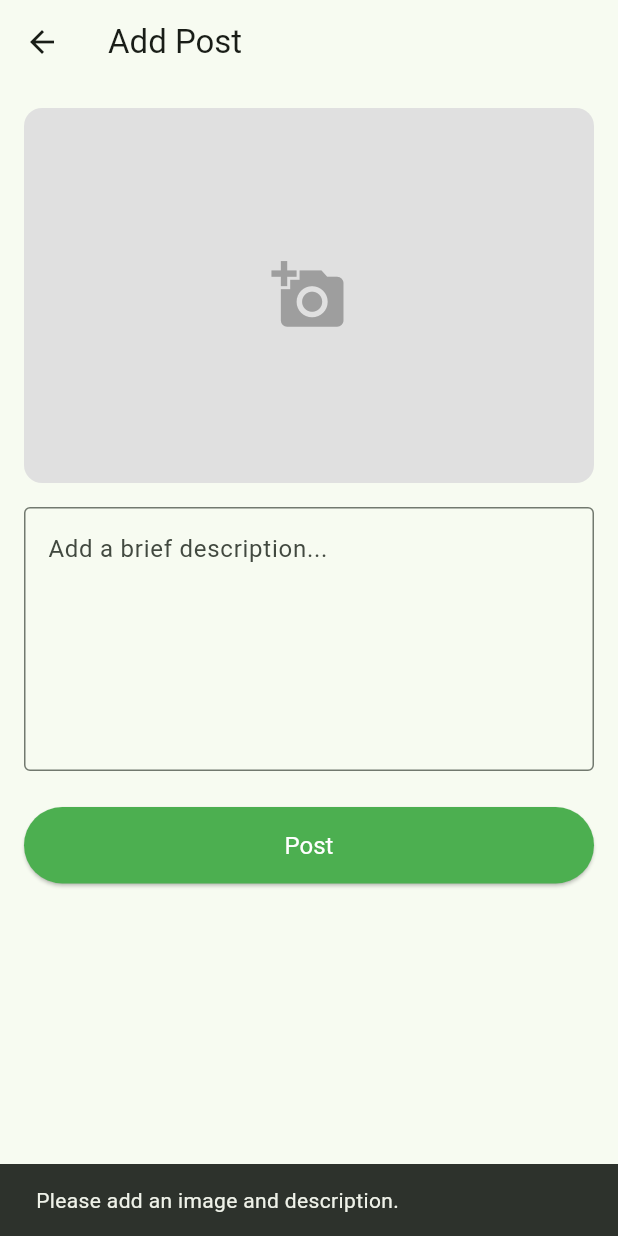
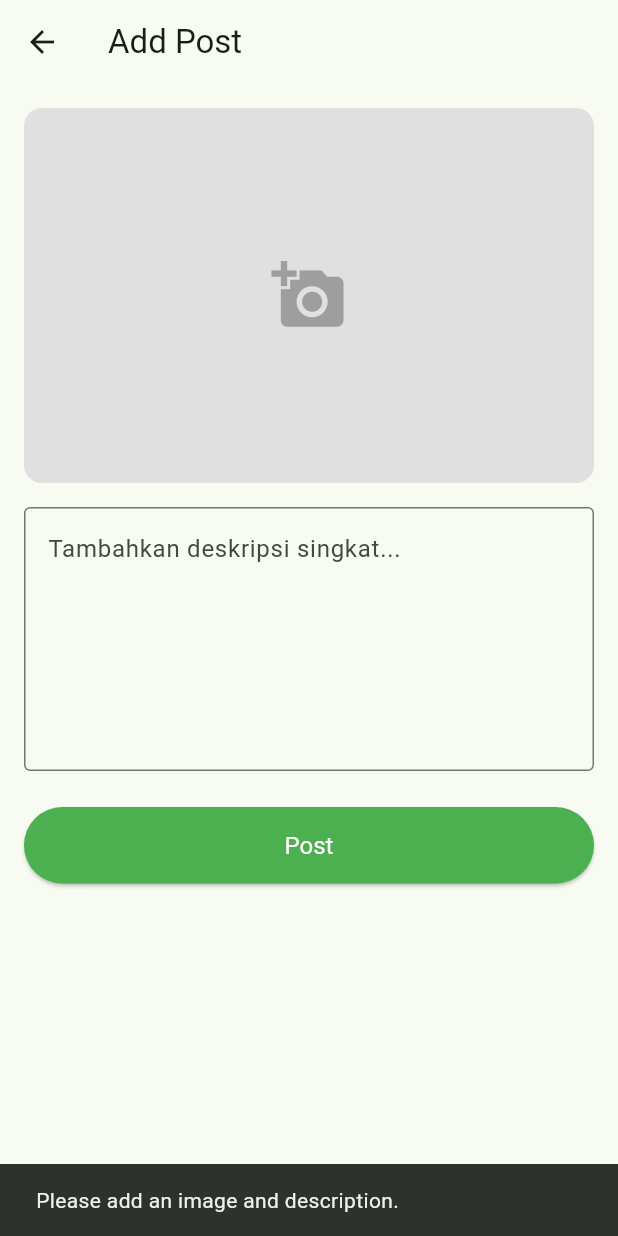
Before and after one commit to adhfac/fasum1, a Flutter app: the AddPostScreen screen opened directly, after a tap on "Post", on a phone screen of 412 x 824 dp. Run offline on Flutter 3.47's test engine with Material 3 defaults, Android fonts, the light colour scheme and no system bars; our stand-ins replace cloud_firestore, firebase_auth, firebase_core, firebase_messaging, flutter_image_compress, flutter_local_notifications and 4 more; accounts and stored records are empty.

Commit message:
Update add_post_screen.dart

```diff
--- a/lib/screens/add_post_screen.dart
+++ b/lib/screens/add_post_screen.dart
@@ -204,6 +204,7 @@ class _AddPostScreenState extends State<AddPostScreen> {
   }
 
   Future<void> _getLocation() async {
+    final loc = AppLocalizations.of(context);
     try {
       bool serviceEnabled = await Geolocator.isLocationServiceEnabled();
       if (!serviceEnabled) {
@@ -219,7 +220,7 @@ class _AddPostScreenState extends State<AddPostScreen> {
         if (permission == LocationPermission.deniedForever ||
             permission == LocationPermission.denied) {
           ScaffoldMessenger.of(context).showSnackBar(
-            SnackBar(content: Text('Location permissions are denied.')),
+            SnackBar(content: Text(loc.locationPermissionsDenied)),
           );
           return;
         }
@@ -236,7 +237,7 @@ class _AddPostScreenState extends State<AddPostScreen> {
     } catch (e) {
       debugPrint('Failed to retrieve location: $e');
       ScaffoldMessenger.of(context).showSnackBar(
-        SnackBar(content: Text('Failed to retrieve location: $e')),
+        SnackBar(content: Text(loc.failedToRetrieveLocation(e.toString()))),
       );
       setState(() {
         _latitude = null;
@@ -246,6 +247,7 @@ class _AddPostScreenState extends State<AddPostScreen> {
   }
 
   Future<void> sendNotificationToTopic(String body, String senderName) async {
+    final loc = AppLocalizations.of(context);
     final url = Uri.parse('https://cloudmes.vercel.app/send-to-topic');
     final response = await http.post(
       url,
@@ -262,20 +264,25 @@ class _AddPostScreenState extends State<AddPostScreen> {
 
     if (response.statusCode == 200) {
       if (mounted) {
-        ScaffoldMessenger.of(context).showSnackBar(
-          SnackBar(content: Text('✅ Notifikasi berhasil dikirim')),
-        );
+        ScaffoldMessenger.of(
+          context,
+        ).showSnackBar(SnackBar(content: Text(loc.notificationSent)));
       }
     } else {
       if (mounted) {
         ScaffoldMessenger.of(context).showSnackBar(
-          SnackBar(content: Text('❌ Gagal kirim notifikasi: ${response.body}')),
+          SnackBar(
+            content: Text(
+              AppLocalizations.of(context).notificationFailed(response.body),
+            ),
+          ),
         );
       }
     }
   }
 
   Future<void> _submitPost() async {
+    final loc = AppLocalizations.of(context);
     if (_base64Image == null || _descriptionController.text.isEmpty) {
       ScaffoldMessenger.of(context).showSnackBar(
         SnackBar(content: Text('Please add an image and description.')),
@@ -290,9 +297,9 @@ class _AddPostScreenState extends State<AddPostScreen> {
 
     if (uid == null) {
       setState(() => _isUploading = false);
-      ScaffoldMessenger.of(context).showSnackBar(
-        SnackBar(content: Text('User not found. Please sign in.')),
-      );
+      ScaffoldMessenger.of(
+        context,
+      ).showSnackBar(SnackBar(content: Text(loc.noUserFound)));
       return;
     }
 
@@ -326,9 +333,9 @@ class _AddPostScreenState extends State<AddPostScreen> {
       debugPrint('Upload failed: $e');
       if (!mounted) return;
       setState(() => _isUploading = false);
-      ScaffoldMessenger.of(
-        context,
-      ).showSnackBar(SnackBar(content: Text('Failed to upload the post: $e')));
+      ScaffoldMessenger.of(context).showSnackBar(
+        SnackBar(content: Text(loc.failedToUploadPost(e.toString()))),
+      );
     } finally {
       if (mounted) {
         setState(() => _isUploading = false);
@@ -337,6 +344,7 @@ class _AddPostScreenState extends State<AddPostScreen> {
   }
 
   void _showImageSourceDialog() {
+    final loc = AppLocalizations.of(context);
     showModalBottomSheet(
       context: context,
       builder: (BuildContext context) {
@@ -353,7 +361,7 @@ class _AddPostScreenState extends State<AddPostScreen> {
               ),
               ListTile(
                 leading: const Icon(Icons.photo_library),
-                title: const Text('Choose from gallery'),
+                title: Text(loc.chooseFromGallery),
                 onTap: () {
                   Navigator.pop(context);
                   _pickImage(ImageSource.gallery);
@@ -373,6 +381,7 @@ class _AddPostScreenState extends State<AddPostScreen> {
 
   @override
   Widget build(BuildContext context) {
+    final loc = AppLocalizations.of(context);
     return Scaffold(
       appBar: AppBar(title: Text('Add Post')),
       body: SingleChildScrollView(
@@ -464,7 +473,7 @@ class _AddPostScreenState extends State<AddPostScreen> {
                     if (_image != null)
                       IconButton(
                         icon: const Icon(Icons.refresh),
-                        tooltip: 'Generate another description',
+                        tooltip: loc.generateAnotherDescription,
                         onPressed: _generateDescriptionWithAI,
                       ),
                   ],
@@ -482,7 +491,7 @@ class _AddPostScreenState extends State<AddPostScreen> {
                     textCapitalization: TextCapitalization.sentences,
                     maxLines: 6,
                     decoration: InputDecoration(
-                      hintText: 'Add a brief description...',
+                      hintText: loc.addBriefDescription,
                       border: OutlineInputBorder(),
                     ),
                   ),
```
